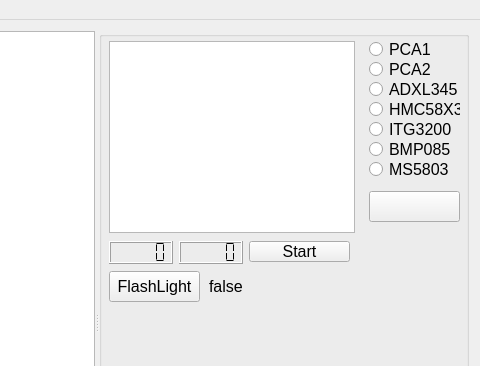
First picture: the form in mainwindow.ui, repository robocenter-rov/remote-control, before the edit; both pictures show x 480 to 960 and y 0 to 366 of the 960 by 646 pixel window.
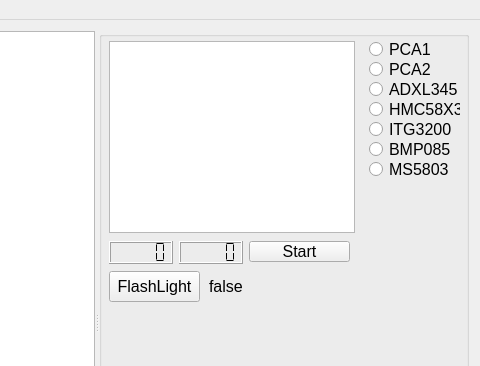
Second picture: the form after the edit.

Commit message: Remove empty button

```diff
--- a/mainwindow.ui
+++ b/mainwindow.ui
@@ -377,19 +377,6 @@
          <bool>false</bool>
         </property>
        </widget>
-       <widget class="QPushButton" name="pushButton">
-        <property name="geometry">
-         <rect>
-          <x>270</x>
-          <y>160</y>
-          <width>91</width>
-          <height>31</height>
-         </rect>
-        </property>
-        <property name="text">
-         <string/>
-        </property>
-       </widget>
        <widget class="QRadioButton" name="radioMS5803">
         <property name="geometry">
          <rect>
```
